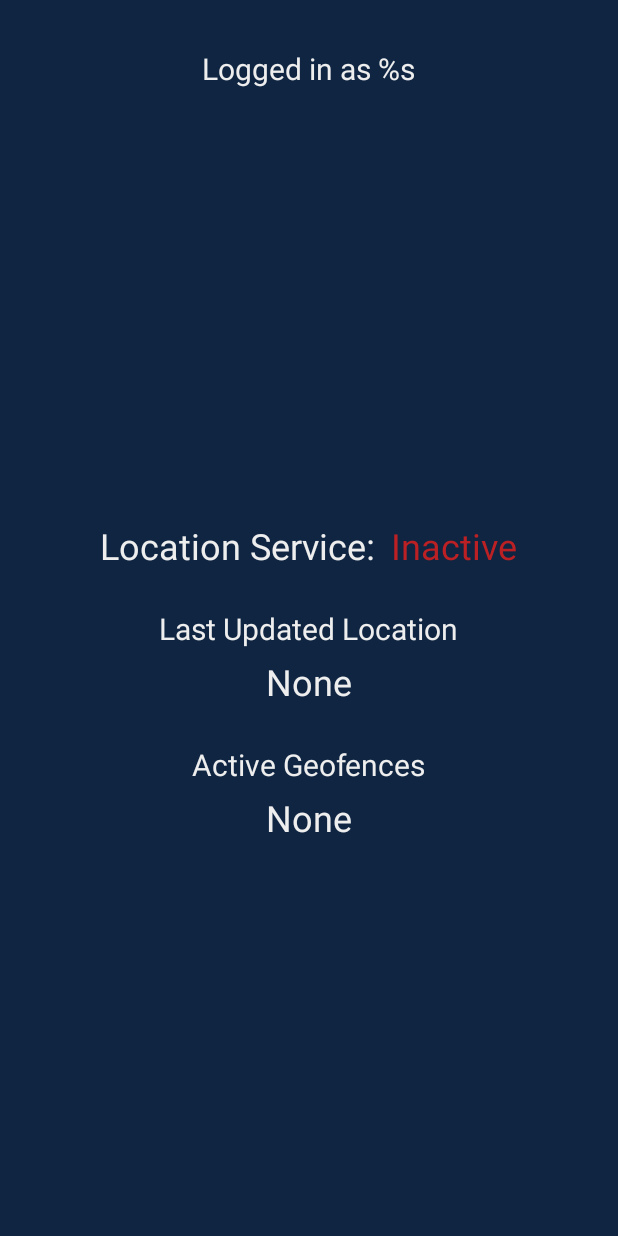
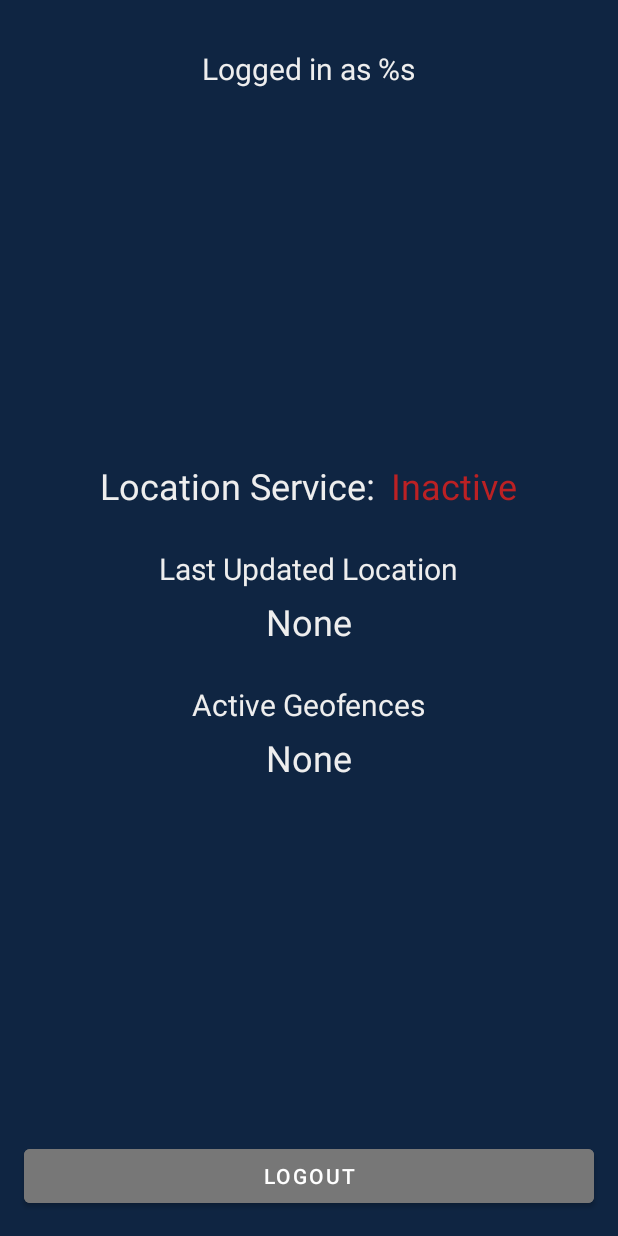
Before and after one commit to Nosewall/COMP-4800-Practicum-2, an Android app: the DashboardActivity screen opened directly, with no data from a screen before it, on a phone screen of 412 x 824 dp. Run offline under Robolectric (Android 15) with nearby library versions, the phone set to English and light mode, and no system bars; 1 statement that could not run was skipped.

Commit message:
feat: add logout button to dashboard
fix geofences not updating on dashboard

remove invalid authentication tests in routes

add functionality for login to show status code error

```diff
--- a/silver-servers-companion/app/src/main/java/com/silverservers/app/DashboardActivity.java
+++ b/silver-servers-companion/app/src/main/java/com/silverservers/app/DashboardActivity.java
@@ -13,6 +13,7 @@ import android.content.IntentFilter;
 import android.content.pm.PackageManager;
 import android.location.Location;
 import android.os.Bundle;
+import android.view.View;
 import android.widget.TextView;
 
 import com.silverservers.authentication.Session;
@@ -118,6 +119,10 @@ public class DashboardActivity extends AppCompatActivity {
         geofenceIntent = GeofenceService.start(this);
     }
 
+    public void logout(View view) {
+        logout();
+    }
+
     private void logout() {
         LocationService.stop(this, locationIntent);
         if (geofenceIntent != null) {
--- a/silver-servers-companion/app/src/main/java/com/silverservers/service/geofence/GeofenceService.java
+++ b/silver-servers-companion/app/src/main/java/com/silverservers/service/geofence/GeofenceService.java
@@ -70,6 +70,7 @@ public class GeofenceService extends IntentService {
 
             switch (geofenceTransition) {
                 case Geofence.GEOFENCE_TRANSITION_ENTER: {
+                    this.geofences.add(id);
                     requestGeofenceUpdate(
                         App.getServerApi()::requestGeofenceEnter,
                         session,
@@ -78,6 +79,7 @@ public class GeofenceService extends IntentService {
                     break;
                 }
                 case Geofence.GEOFENCE_TRANSITION_EXIT: {
+                    this.geofences.remove(id);
                     requestGeofenceUpdate(
                         App.getServerApi()::requestGeofenceExit,
                         session,
--- a/silver-servers-companion/app/src/main/res/layout/activity_dashboard.xml
+++ b/silver-servers-companion/app/src/main/res/layout/activity_dashboard.xml
@@ -28,6 +28,12 @@
     <LinearLayout
         android:layout_width="match_parent"
         android:layout_height="match_parent"
+        android:orientation="vertical">
+
+        <LinearLayout
+            android:layout_width="match_parent"
+            android:layout_height="wrap_content"
+            android:layout_weight="1"
             android:gravity="center"
             android:orientation="vertical">
 
@@ -93,4 +99,14 @@
 
         </LinearLayout>
 
+        <Button
+            android:id="@+id/button_dash_logout"
+            android:layout_width="match_parent"
+            android:layout_height="wrap_content"
+            android:layout_margin="16sp"
+            android:backgroundTint="@color/grey"
+            android:onClick="logout"
+            android:text="@string/log_out" />
     </LinearLayout>
+
+</LinearLayout>
--- a/silver-servers-companion/app/src/main/res/values/colors.xml
+++ b/silver-servers-companion/app/src/main/res/values/colors.xml
@@ -6,4 +6,5 @@
     <color name="secondary">#18375F</color>
     <color name="warning">#EED202</color>
     <color name="danger">#BB2124</color>
+    <color name="grey">#777777</color>
 </resources>
--- a/silver-servers-companion/app/src/main/res/values/strings.xml
+++ b/silver-servers-companion/app/src/main/res/values/strings.xml
@@ -1,6 +1,7 @@
 <resources>
     <string name="app_name">Silver Servers Companion</string>
-    <string name="log_in">Log In</string>
+    <string name="log_in">Login</string>
+    <string name="log_out">Logout</string>
     <string name="password">Password</string>
     <string name="oauth">OAuth</string>
     <string name="app_title">SilverServers Companion App</string>
```
Also changed, not shown: silver-servers-companion/app/src/main/java/com/silverservers/app/PasswordActivity.java (+5 -3 lines), 1 other file. Lines whose indentation alone changed are shown as unchanged.
